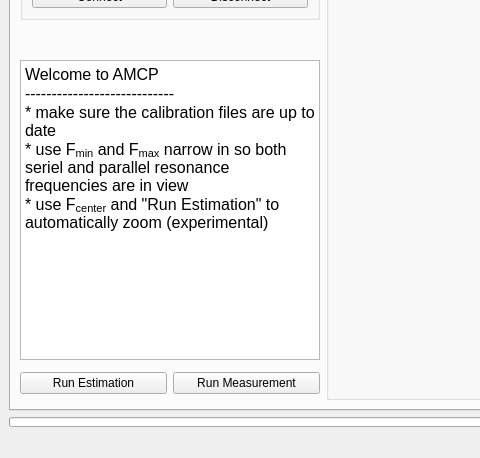
First picture: the form in python3/gui/amcp_test.ui, repository Battosai42/amcp, before the edit; both pictures show x 0 to 480 and y 310 to 768 of the 1152 by 768 pixel window.
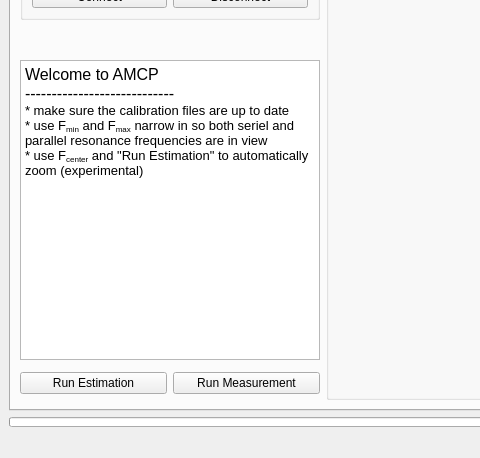
Second picture: the form after the edit. Icons and pictures are not drawn. Custom widgets are drawn as their Qt base class.

Diff of the .ui file:
```diff
--- a/python3/gui/amcp_test.ui
+++ b/python3/gui/amcp_test.ui
@@ -361,11 +361,11 @@
 &lt;/style&gt;&lt;/head&gt;&lt;body style=&quot; font-family:'Ubuntu'; font-size:12pt; font-weight:400; font-style:normal;&quot;&gt;
 &lt;p style=&quot; margin-top:0px; margin-bottom:0px; margin-left:0px; margin-right:0px; -qt-block-indent:0; text-indent:0px;&quot;&gt;Welcome to AMCP&lt;/p&gt;
 &lt;p style=&quot; margin-top:0px; margin-bottom:0px; margin-left:0px; margin-right:0px; -qt-block-indent:0; text-indent:0px;&quot;&gt;----------------------------&lt;/p&gt;
-&lt;p style=&quot; margin-top:0px; margin-bottom:0px; margin-left:0px; margin-right:0px; -qt-block-indent:0; text-indent:0px;&quot;&gt;* make sure the calibration files are up to date&lt;/p&gt;
-&lt;p style=&quot; margin-top:0px; margin-bottom:0px; margin-left:0px; margin-right:0px; -qt-block-indent:0; text-indent:0px;&quot;&gt;* use F&lt;span style=&quot; vertical-align:sub;&quot;&gt;min&lt;/span&gt; and F&lt;span style=&quot; vertical-align:sub;&quot;&gt;max&lt;/span&gt; narrow in so both seriel and parallel resonance frequencies are in view&lt;/p&gt;
-&lt;p style=&quot; margin-top:0px; margin-bottom:0px; margin-left:0px; margin-right:0px; -qt-block-indent:0; text-indent:0px;&quot;&gt;* use F&lt;span style=&quot; vertical-align:sub;&quot;&gt;center&lt;/span&gt; and &amp;quot;Run Estimation&amp;quot; to automatically zoom (experimental)&lt;/p&gt;
-&lt;p style=&quot;-qt-paragraph-type:empty; margin-top:0px; margin-bottom:0px; margin-left:0px; margin-right:0px; -qt-block-indent:0; text-indent:0px;&quot;&gt;&lt;br /&gt;&lt;/p&gt;
-&lt;p style=&quot;-qt-paragraph-type:empty; margin-top:0px; margin-bottom:0px; margin-left:0px; margin-right:0px; -qt-block-indent:0; text-indent:0px;&quot;&gt;&lt;br /&gt;&lt;/p&gt;&lt;/body&gt;&lt;/html&gt;</string>
+&lt;p style=&quot; margin-top:0px; margin-bottom:0px; margin-left:0px; margin-right:0px; -qt-block-indent:0; text-indent:0px;&quot;&gt;&lt;span style=&quot; font-size:10pt;&quot;&gt;* make sure the calibration files are up to date&lt;/span&gt;&lt;/p&gt;
+&lt;p style=&quot; margin-top:0px; margin-bottom:0px; margin-left:0px; margin-right:0px; -qt-block-indent:0; text-indent:0px;&quot;&gt;&lt;span style=&quot; font-size:10pt;&quot;&gt;* use F&lt;/span&gt;&lt;span style=&quot; font-size:10pt; vertical-align:sub;&quot;&gt;min&lt;/span&gt;&lt;span style=&quot; font-size:10pt;&quot;&gt; and F&lt;/span&gt;&lt;span style=&quot; font-size:10pt; vertical-align:sub;&quot;&gt;max&lt;/span&gt;&lt;span style=&quot; font-size:10pt;&quot;&gt; narrow in so both seriel and parallel resonance frequencies are in view&lt;/span&gt;&lt;/p&gt;
+&lt;p style=&quot; margin-top:0px; margin-bottom:0px; margin-left:0px; margin-right:0px; -qt-block-indent:0; text-indent:0px;&quot;&gt;&lt;span style=&quot; font-size:10pt;&quot;&gt;* use F&lt;/span&gt;&lt;span style=&quot; font-size:10pt; vertical-align:sub;&quot;&gt;center&lt;/span&gt;&lt;span style=&quot; font-size:10pt;&quot;&gt; and &amp;quot;Run Estimation&amp;quot; to automatically zoom (experimental)&lt;/span&gt;&lt;/p&gt;
+&lt;p style=&quot;-qt-paragraph-type:empty; margin-top:0px; margin-bottom:0px; margin-left:0px; margin-right:0px; -qt-block-indent:0; text-indent:0px; font-size:11pt;&quot;&gt;&lt;br /&gt;&lt;/p&gt;
+&lt;p style=&quot;-qt-paragraph-type:empty; margin-top:0px; margin-bottom:0px; margin-left:0px; margin-right:0px; -qt-block-indent:0; text-indent:0px; font-size:11pt;&quot;&gt;&lt;br /&gt;&lt;/p&gt;&lt;/body&gt;&lt;/html&gt;</string>
           </property>
           <property name="textInteractionFlags">
            <set>Qt::NoTextInteraction</set>
```
Left out of the diff: 78 changed lines with no effect on the pictures.
